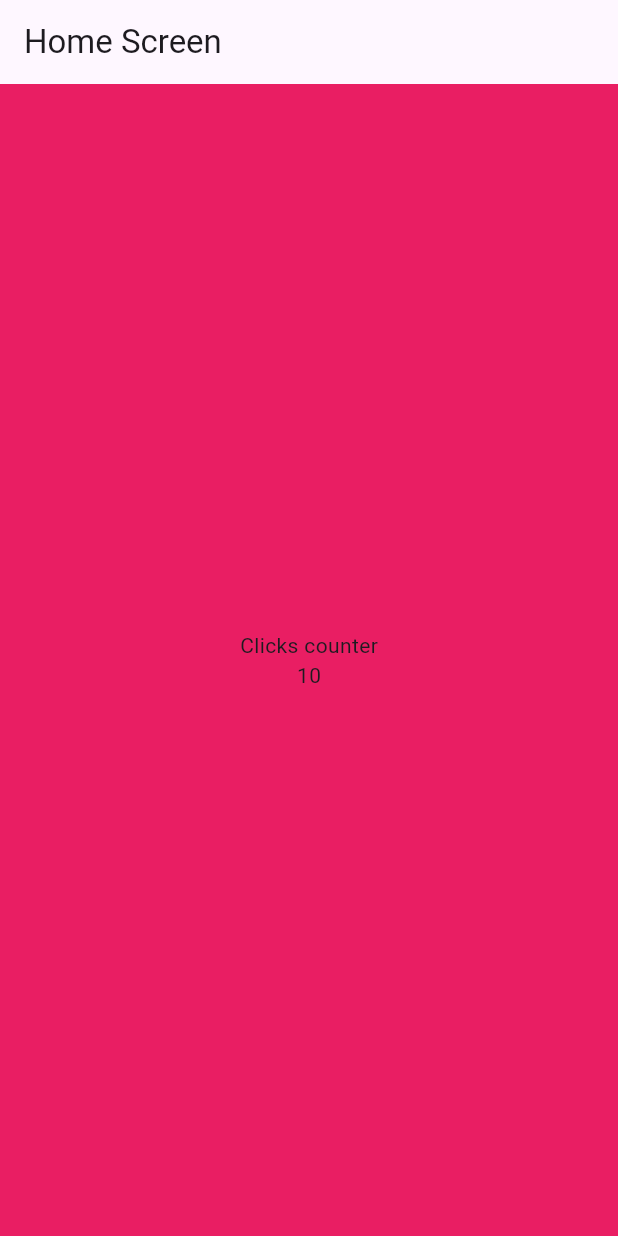
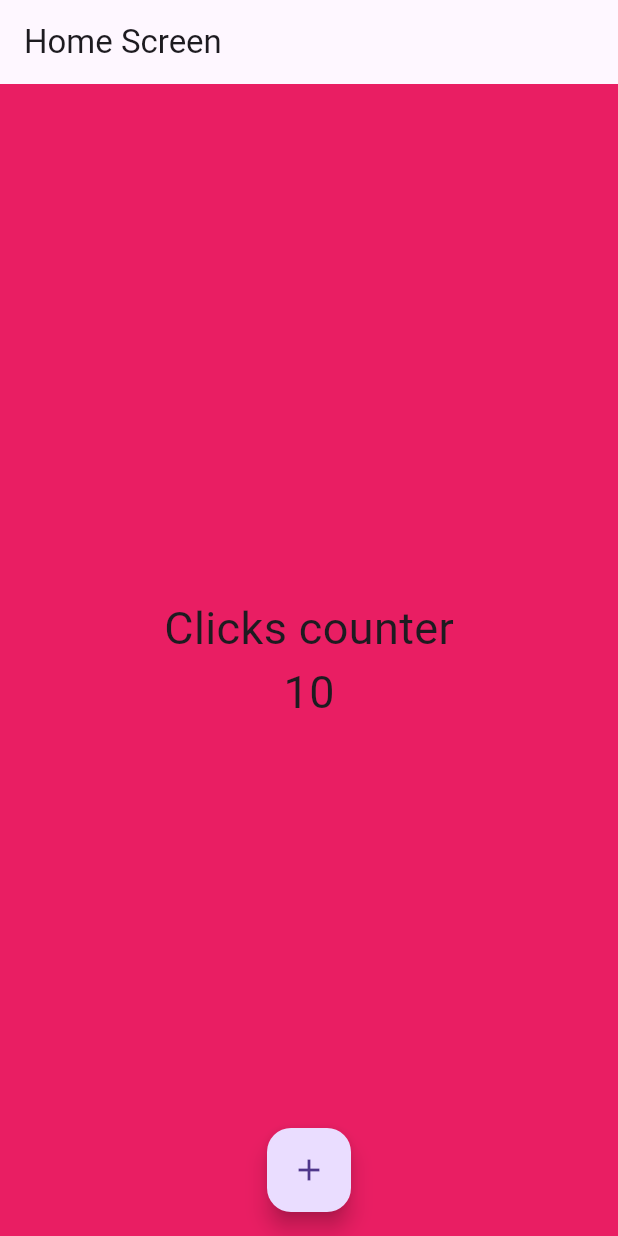
Before and after one commit to x4leqxinn/counter-app-flutter, a Flutter app: the screen it shows after launch, on a phone screen of 412 x 824 dp. Run offline on Flutter 3.47's test engine with Material 3 defaults, Android fonts, the phone set to English and light mode, and no system bars.

Commit message:
add(lib): floating action btn added

```diff
--- a/lib/screens/home_screen.dart
+++ b/lib/screens/home_screen.dart
@@ -2,6 +2,7 @@ import 'package:flutter/material.dart';
 
 class HomeScreen extends StatelessWidget {
   const HomeScreen({Key? key}) : super(key: key);
+  static const customFont = TextStyle(fontSize: 30);
 
   @override
   Widget build(BuildContext context) {
@@ -16,10 +17,15 @@ class HomeScreen extends StatelessWidget {
             mainAxisAlignment: MainAxisAlignment.center,
             crossAxisAlignment: CrossAxisAlignment.center,
             children: <Widget>[
-              Text('Clicks counter'),
-              Text('10'),
+              Text('Clicks counter', style: customFont),
+              Text('10', style: customFont),
             ],
           ),
+        ),
+        floatingActionButtonLocation: FloatingActionButtonLocation.centerFloat,
+        floatingActionButton: FloatingActionButton(
+          child: const Icon(Icons.add),
+          onPressed: () {},
         ));
   }
 }
```
